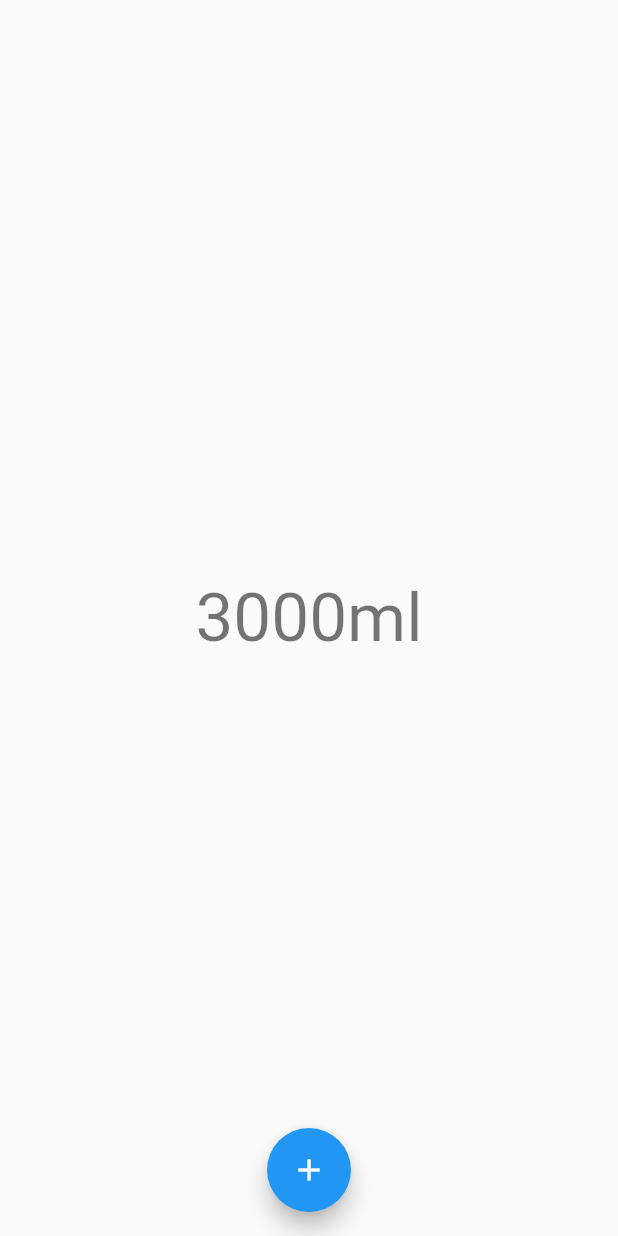
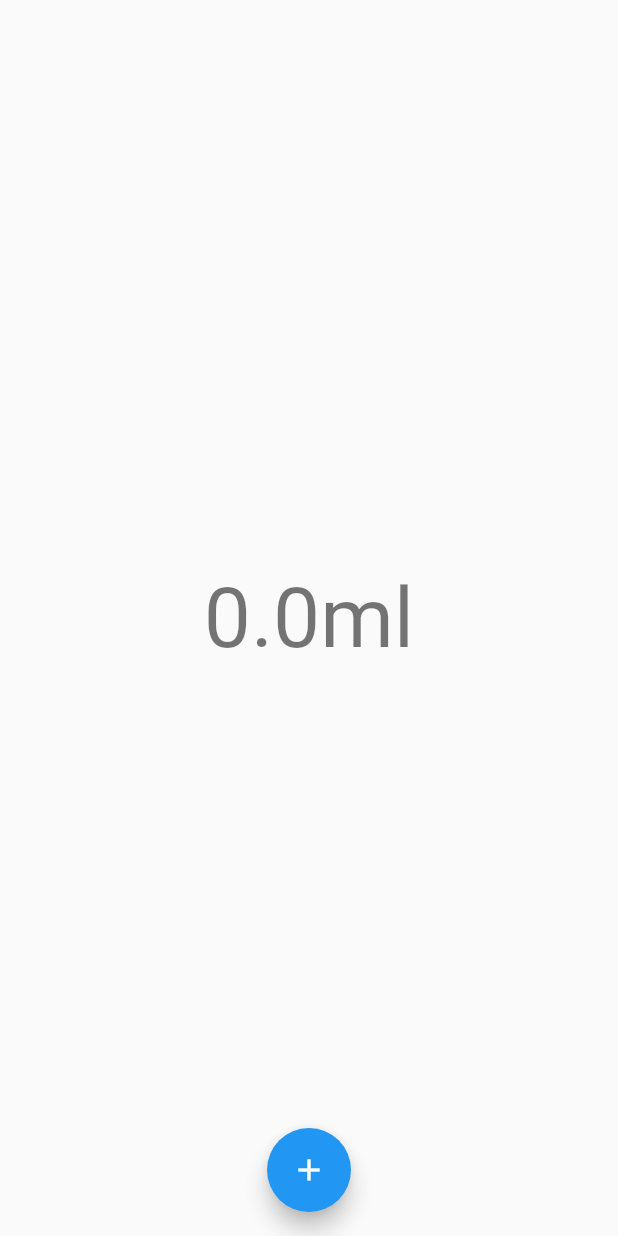
Before and after one commit to sauravk7077/water_counter, a Flutter app: the screen it shows after launch, on a phone screen of 412 x 824 dp. Run offline on Flutter 3.47's test engine with Material 2 defaults, Android fonts, the phone set to English and light mode, and no system bars; our stand-ins replace hive, hive_flutter; accounts and stored records are empty; generated files the repository leaves out were written again.

Commit message:
some test and misc methods

```diff
--- a/lib/components/home.dart
+++ b/lib/components/home.dart
@@ -1,4 +1,6 @@
 import 'package:flutter/material.dart';
+import 'package:water_counter/misc/data_handling.dart';
+import 'package:water_counter/misc/misc.dart';
 
 class Home extends StatelessWidget {
   @override
@@ -7,8 +9,14 @@ class Home extends StatelessWidget {
       body: SafeArea(
         child: Container(
           child: Center(
-              child:
-                  Text("3000ml", style: Theme.of(context).textTheme.headline3)),
+            child: ValueListenableBuilder(
+                valueListenable: getBoxValueListeneable(),
+                builder: (context, box, _) => Text(
+                    sumWater(box.get(formatTimeToString(DateTime.now())))
+                            .toString() +
+                        "ml",
+                    style: Theme.of(context).textTheme.headline2)),
+          ),
         ),
       ),
       floatingActionButtonLocation: FloatingActionButtonLocation.centerFloat,
--- a/lib/main.dart
+++ b/lib/main.dart
@@ -1,8 +1,11 @@
 import 'package:flutter/material.dart';
 import 'package:water_counter/components/add_water.dart';
 import 'package:water_counter/components/home.dart';
+import 'package:water_counter/misc/data_handling.dart';
 
-void main() {
+void main() async {
+  WidgetsFlutterBinding.ensureInitialized();
+  await initializeDB();
   runApp(MaterialApp(
     title: 'Water counter',
     routes: {
--- /dev/null
+++ b/lib/misc/misc.dart
@@ -0,0 +1,17 @@
+// Formats the date in day-month-year form
+import 'package:water_counter/misc/water.dart';
+
+String formatTimeToString(DateTime time) {
+  return '${time.day}-${time.month}-${time.year}';
+}
+
+DateTime formatStringToTime(String time) {
+  List<String> dateStrings = time.split('-');
+  return DateTime(int.parse(dateStrings[2]), int.parse(dateStrings[1]),
+      int.parse(dateStrings[0]));
+}
+
+double sumWater(List<Water> waterObs) {
+  if (waterObs != null) return waterObs.fold(0, (t, e) => (t + e.amount));
+  return 0;
+}
--- a/pubspec.yaml
+++ b/pubspec.yaml
@@ -1,5 +1,5 @@
 name: water_counter
-description: A new Flutter project.
+description: This app help you maintain your daily water needs and reminds you at right time.
 
 # The following line prevents the package from being accidentally published to
 # pub.dev using `pub publish`. This is preferred for private packages.
@@ -15,7 +15,7 @@ publish_to: 'none' # Remove this line if you wish to publish to pub.dev
 # In iOS, build-name is used as CFBundleShortVersionString while build-number used as CFBundleVersion.
 # Read more about iOS versioning at
 # https://developer.apple.com/library/archive/documentation/General/Reference/InfoPlistKeyReference/Articles/CoreFoundationKeys.html
-version: 1.0.0+1
+version: 0.0.0
 
 environment:
   sdk: ">=2.7.0 <3.0.0"
```
Also changed, not shown: lib/misc/data_handling.dart (+12 -7 lines), 2 other files.
